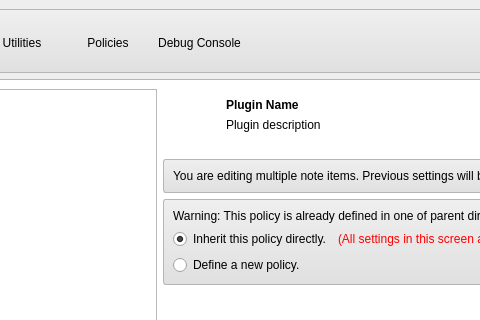
Above: branches/ahenk/2.0/bahadir.kandemir/ahenk/lider/lider/formmain.ui from pars-linux/uludag before the change; both pictures show x 123 to 603 and y 0 to 320 of the 956 by 670 pixel window. Below: the same form after it.
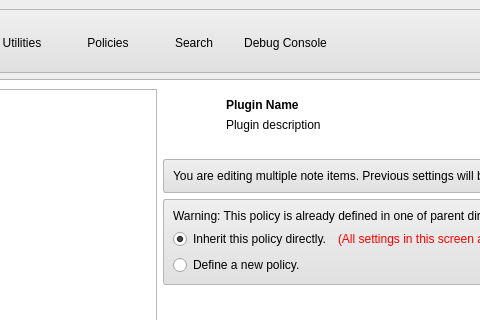
That is the form after the change. Icons and pictures are not drawn.

Commit message: Layout changes for search support

Diff of the .ui file:
```diff
--- a/branches/ahenk/2.0/bahadir.kandemir/ahenk/lider/lider/formmain.ui
+++ b/branches/ahenk/2.0/bahadir.kandemir/ahenk/lider/lider/formmain.ui
@@ -539,6 +539,38 @@
              </property>
             </widget>
            </item>
+           <item>
+            <widget class="QPushButton" name="pushSearch">
+             <property name="sizePolicy">
+              <sizepolicy hsizetype="Fixed" vsizetype="Fixed">
+               <horstretch>48</horstretch>
+               <verstretch>48</verstretch>
+              </sizepolicy>
+             </property>
+             <property name="minimumSize">
+              <size>
+               <width>48</width>
+               <height>48</height>
+              </size>
+             </property>
+             <property name="text">
+              <string>Search</string>
+             </property>
+             <property name="icon">
+              <iconset resource="data.qrc">
+               <normaloff>:/icons/find32.png</normaloff>:/icons/find32.png</iconset>
+             </property>
+             <property name="iconSize">
+              <size>
+               <width>22</width>
+               <height>22</height>
+              </size>
+             </property>
+             <property name="flat">
+              <bool>true</bool>
+             </property>
+            </widget>
+           </item>
            <item>
             <widget class="QPushButton" name="pushDebug">
              <property name="sizePolicy">
```
The commit also changes 1 other file.
